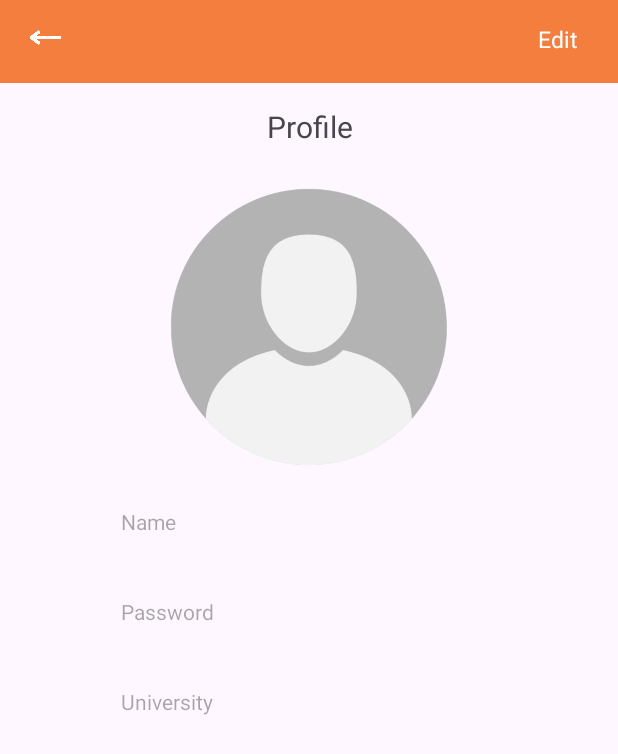
After one commit to Raefshaun/Gotta-Git-Git-InnOlympics, an Android app: the layout user_profile.xml on its own in the app's theme, with its tools: preview values and no code run, on a phone screen of 412 x 824 dp. The commit adds this screen. Shown: the top 754 px of the screen. Run offline under Robolectric (Android 15) with nearby library versions, the phone set to English and light mode, and no system bars.

Commit message:
user profile

```diff
--- /dev/null
+++ b/app/src/main/res/layout/user_profile.xml
@@ -0,0 +1,128 @@
+<?xml version="1.0" encoding="utf-8"?>
+<ScrollView xmlns:android="http://schemas.android.com/apk/res/android"
+    android:layout_width="match_parent"
+    android:layout_height="match_parent">
+
+    <LinearLayout
+        android:layout_width="match_parent"
+        android:layout_height="match_parent"
+        android:orientation="vertical"
+        >
+
+    <LinearLayout
+        android:layout_width="match_parent"
+        android:layout_height="wrap_content"
+        android:background="@color/main"
+        android:paddingVertical="10dp"
+        android:paddingHorizontal="15dp"
+        android:orientation="horizontal"
+        >
+
+        <ImageView
+            android:layout_width="30dp"
+            android:layout_height="30dp"
+            android:src="@drawable/backarrow"
+            />
+        <Space
+            android:layout_width="0dp"
+            android:layout_height="wrap_content"
+            android:layout_weight="1"
+            />
+
+        <TextView
+            android:layout_marginTop="5dp"
+            android:layout_width="50dp"
+            android:layout_height="30dp"
+            android:textAlignment="center"
+            android:textSize="15dp"
+            android:textColor="@color/white"
+            android:text="@string/edit"
+            />
+
+
+    </LinearLayout>
+
+        <TextView
+            android:layout_marginTop="15dp"
+            android:layout_width="wrap_content"
+            android:layout_height="wrap_content"
+            android:text="@string/Profile"
+            android:textSize="20dp"
+            android:textAlignment="center"
+            android:layout_gravity="center_horizontal"
+            />
+
+        <ImageView
+            android:layout_marginTop="20dp"
+            android:layout_width="200dp"
+            android:layout_height="200dp"
+            android:layout_gravity="center_horizontal"
+            android:src="@drawable/default_profile"
+            />
+
+
+        <TextView
+            android:layout_marginTop="20dp"
+            android:layout_width="250dp"
+            android:layout_height="40dp"
+            android:hint="Name"
+            android:layout_gravity="center_horizontal"
+            android:visibility="visible"
+            />
+
+        <TextView
+            android:layout_marginTop="20dp"
+            android:layout_width="250dp"
+            android:layout_height="40dp"
+            android:hint="Password"
+            android:layout_gravity="center_horizontal"
+            android:visibility="visible"
+            />
+
+        <TextView
+            android:layout_marginTop="20dp"
+            android:layout_width="250dp"
+            android:layout_height="40dp"
+            android:hint="University"
+            android:layout_gravity="center_horizontal"
+            android:visibility="visible"
+            />
+
+        <EditText
+            android:layout_marginTop="20dp"
+            android:layout_width="250dp"
+            android:layout_height="40dp"
+            android:hint="Name"
+            android:layout_gravity="center_horizontal"
+            android:visibility="gone"
+            />
+
+        <EditText
+            android:layout_marginTop="20dp"
+            android:layout_width="250dp"
+            android:layout_height="40dp"
+            android:hint="New  Password"
+            android:layout_gravity="center_horizontal"
+            android:visibility="gone"
+            />
+
+        <EditText
+            android:layout_marginTop="20dp"
+            android:layout_width="250dp"
+            android:layout_height="40dp"
+            android:hint="Confirm New Password"
+            android:layout_gravity="center_horizontal"
+            android:visibility="gone"
+            />
+
+        <EditText
+            android:layout_marginTop="20dp"
+            android:layout_width="250dp"
+            android:layout_height="40dp"
+            android:hint="University"
+            android:layout_gravity="center_horizontal"
+            android:visibility="gone"
+            />
+    </LinearLayout>
+
+</ScrollView>
--- a/app/src/main/res/values/strings.xml
+++ b/app/src/main/res/values/strings.xml
@@ -1,3 +1,6 @@
 <resources>
     <string name="app_name">Hackathon</string>
+    <string name="edit">Edit</string>
+    <string name="save">Save</string>
+    <string name="Profile">Profile</string>
 </resources>
--- a/gradle/libs.versions.toml
+++ b/gradle/libs.versions.toml
@@ -1,5 +1,5 @@
 [versions]
-agp = "8.7.3"
+agp = "8.8.0"
 junit = "4.13.2"
 junitVersion = "1.2.1"
 espressoCore = "3.6.1"
```
Also changed, not shown: app/src/main/res/drawable/backarrow.png (added), app/src/main/res/drawable/default_profile.png (added), gradle/wrapper/gradle-wrapper.properties.
